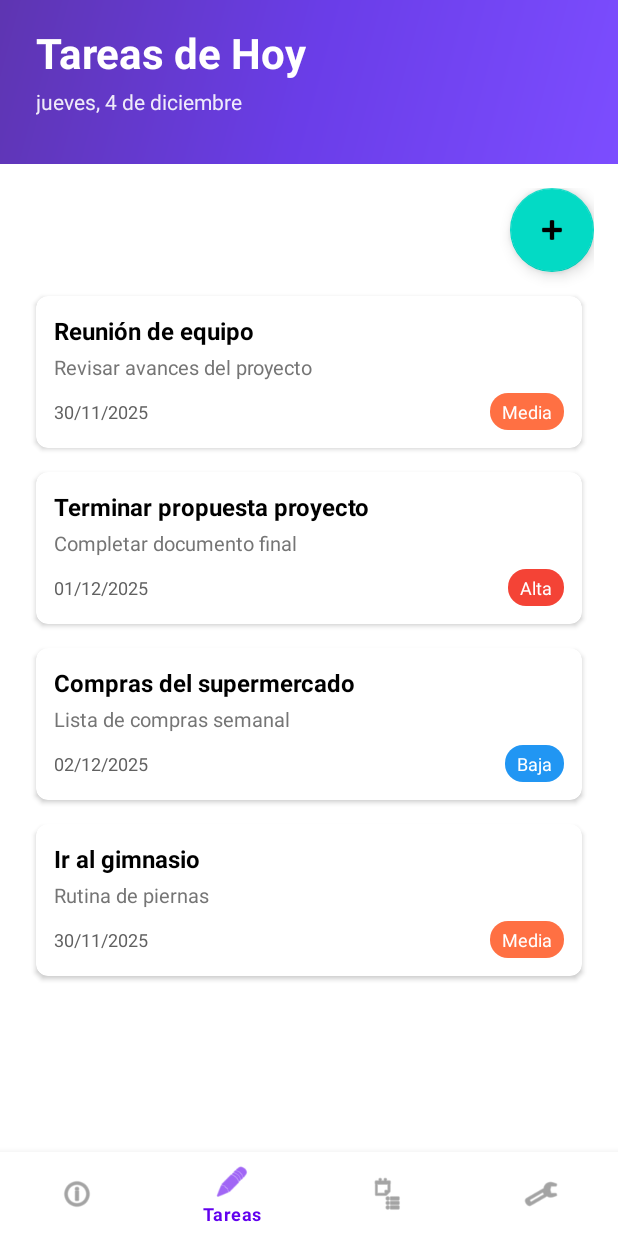
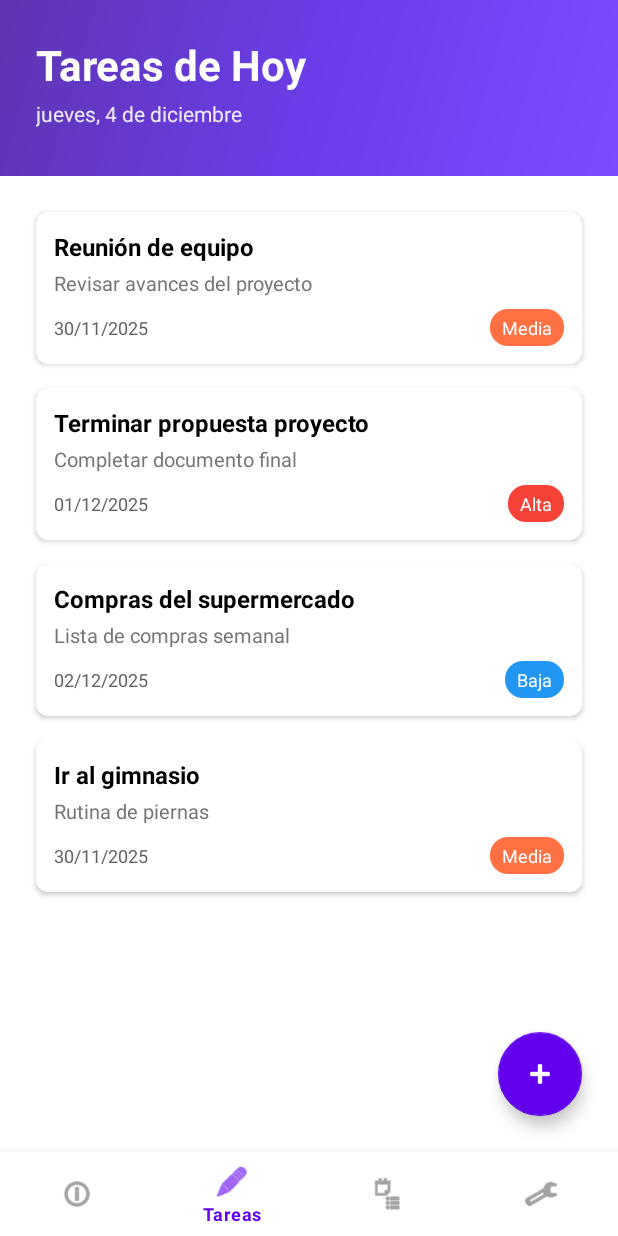
Before and after one commit to Pipe7993/HabiTapp, an Android app: the screen it shows after launch (MainActivity), item 2 of the bottom bar chosen, on a phone screen of 412 x 824 dp. Run offline under Robolectric (Android 15) with nearby library versions, the phone set to English and light mode, and no system bars.

```diff
--- a/app/src/main/java/com/example/habitapp/MainActivity.kt
+++ b/app/src/main/java/com/example/habitapp/MainActivity.kt
@@ -3,6 +3,7 @@ package com.example.habitapp.ui
 import android.os.Bundle
 import android.view.View
 import androidx.appcompat.app.AppCompatActivity
+import androidx.core.content.ContextCompat
 import androidx.core.view.ViewCompat
 import androidx.core.view.WindowCompat
 import androidx.core.view.WindowInsetsCompat
@@ -24,6 +25,9 @@ class MainActivity : AppCompatActivity() {
 
         setContentView(R.layout.activity_main)
 
+        // Make the status bar use the same purple as the header
+        window.statusBarColor = ContextCompat.getColor(this, R.color.purple_700)
+
         WindowCompat.getInsetsController(window, window.decorView).apply {
             isAppearanceLightStatusBars = false
         }
@@ -31,9 +35,11 @@ class MainActivity : AppCompatActivity() {
         val container = findViewById<View>(R.id.fragment_contenedor)
         val barraNavegacion = findViewById<BottomNavigationView>(R.id.barra_navegacion)
 
+        // Don't add top padding to container - fragments will handle their own header padding
         ViewCompat.setOnApplyWindowInsetsListener(container) { v, insets ->
-            val sysBars = insets.getInsets(WindowInsetsCompat.Type.systemBars())
-            v.setPadding(0, sysBars.top, 0, sysBars.bottom)
+            val navBars = insets.getInsets(WindowInsetsCompat.Type.navigationBars())
+            // Only add bottom padding for navigation bar
+            v.setPadding(0, 0, 0, navBars.bottom)
             insets
         }
 
--- a/app/src/main/java/com/example/habitapp/ui/HabitsFragment.kt
+++ b/app/src/main/java/com/example/habitapp/ui/HabitsFragment.kt
@@ -34,9 +34,11 @@ class HabitsFragment : Fragment() {
         // Ajustar padding superior del header para que cubra la status bar
         ViewCompat.setOnApplyWindowInsetsListener(header) { v, insets ->
             val statusBarHeight = insets.getInsets(WindowInsetsCompat.Type.systemBars()).top
+            // Convert 24dp to pixels
+            val extraTop = (24 * resources.displayMetrics.density).toInt()
             v.setPadding(
                 v.paddingLeft,
-                statusBarHeight + 24, // 24dp adicionales después de la status bar
+                statusBarHeight + extraTop,
                 v.paddingRight,
                 v.paddingBottom
             )
@@ -69,8 +71,6 @@ class HabitsFragment : Fragment() {
         })
     }
 }
-
-// ...existing code...
 
 private class HabitsAdapter(
     val onClick: (Habito) -> Unit
--- a/app/src/main/java/com/example/habitapp/ui/SettingsFragment.kt
+++ b/app/src/main/java/com/example/habitapp/ui/SettingsFragment.kt
@@ -24,9 +24,11 @@ class SettingsFragment : Fragment() {
 
         ViewCompat.setOnApplyWindowInsetsListener(header) { v, insets ->
             val statusBarHeight = insets.getInsets(WindowInsetsCompat.Type.systemBars()).top
+            // Convert 24dp to pixels
+            val extraTop = (24 * resources.displayMetrics.density).toInt()
             v.setPadding(
                 v.paddingLeft,
-                statusBarHeight + 24,
+                statusBarHeight + extraTop,
                 v.paddingRight,
                 v.paddingBottom
             )
--- a/app/src/main/java/com/example/habitapp/ui/StatsFragment.kt
+++ b/app/src/main/java/com/example/habitapp/ui/StatsFragment.kt
@@ -24,9 +24,11 @@ class StatsFragment : Fragment() {
 
         ViewCompat.setOnApplyWindowInsetsListener(header) { v, insets ->
             val statusBarHeight = insets.getInsets(WindowInsetsCompat.Type.systemBars()).top
+            // Convert 24dp to pixels
+            val extraTop = (24 * resources.displayMetrics.density).toInt()
             v.setPadding(
                 v.paddingLeft,
-                statusBarHeight + 24,
+                statusBarHeight + extraTop,
                 v.paddingRight,
                 v.paddingBottom
             )
--- a/app/src/main/java/com/example/habitapp/ui/TasksFragment.kt
+++ b/app/src/main/java/com/example/habitapp/ui/TasksFragment.kt
@@ -31,9 +31,11 @@ class TasksFragment : Fragment() {
 
         ViewCompat.setOnApplyWindowInsetsListener(header) { v, insets ->
             val statusBarHeight = insets.getInsets(WindowInsetsCompat.Type.systemBars()).top
+            // Convert 24dp to pixels
+            val extraTop = (24 * resources.displayMetrics.density).toInt()
             v.setPadding(
                 v.paddingLeft,
-                statusBarHeight + 24,
+                statusBarHeight + extraTop,
                 v.paddingRight,
                 v.paddingBottom
             )
--- a/app/src/main/res/layout/activity_main.xml
+++ b/app/src/main/res/layout/activity_main.xml
@@ -11,6 +11,7 @@
         android:layout_width="match_parent"
         android:layout_height="match_parent"
         android:fitsSystemWindows="false"
+        android:layout_marginBottom="56dp"
         app:layout_behavior="@string/appbar_scrolling_view_behavior" />
 
     <com.google.android.material.bottomnavigation.BottomNavigationView
@@ -19,6 +20,7 @@
         android:layout_height="wrap_content"
         android:layout_gravity="bottom"
         android:background="?attr/colorSurface"
+        app:elevation="8dp"
         app:menu="@menu/bottom_nav_menu" />
 
 </androidx.coordinatorlayout.widget.CoordinatorLayout>
--- a/app/src/main/res/layout/fragment_tasks.xml
+++ b/app/src/main/res/layout/fragment_tasks.xml
@@ -1,37 +1,40 @@
 <?xml version="1.0" encoding="utf-8"?>
-<LinearLayout xmlns:android="http://schemas.android.com/apk/res/android"
+<androidx.coordinatorlayout.widget.CoordinatorLayout xmlns:android="http://schemas.android.com/apk/res/android"
+    xmlns:app="http://schemas.android.com/apk/res-auto"
     android:layout_width="match_parent"
     android:layout_height="match_parent"
-    android:orientation="vertical"
     android:fitsSystemWindows="false"
     android:clipToPadding="false">
-
-    <include
-        android:id="@+id/header_tasks"
-        layout="@layout/header_purple" />
 
     <LinearLayout
         android:layout_width="match_parent"
         android:layout_height="match_parent"
-        android:orientation="vertical"
-        android:padding="16dp">
+        android:orientation="vertical">
 
-
-        <com.google.android.material.floatingactionbutton.FloatingActionButton
-            android:id="@+id/fab_add_task"
-            android:layout_width="wrap_content"
-            android:layout_height="wrap_content"
-            android:layout_gravity="end"
-            android:layout_marginBottom="8dp"
-            android:src="@android:drawable/ic_input_add"
-            android:contentDescription="Agregar tarea" />
+        <include
+            android:id="@+id/header_tasks"
+            layout="@layout/header_purple" />
 
         <androidx.recyclerview.widget.RecyclerView
             android:id="@+id/rv_tasks"
             android:layout_width="match_parent"
-            android:layout_height="0dp"
-            android:layout_weight="1" />
+            android:layout_height="match_parent"
+            android:padding="16dp"
+            android:clipToPadding="false" />
 
     </LinearLayout>
 
-</LinearLayout>
+    <com.google.android.material.floatingactionbutton.FloatingActionButton
+        android:id="@+id/fab_add_task"
+        android:layout_width="wrap_content"
+        android:layout_height="wrap_content"
+        android:layout_gravity="bottom|end"
+        android:layout_margin="24dp"
+        android:src="@android:drawable/ic_input_add"
+        android:contentDescription="@string/add_item"
+        app:tint="@android:color/white"
+        app:backgroundTint="?attr/colorPrimary"
+        app:elevation="6dp"
+        app:pressedTranslationZ="12dp" />
+
+</androidx.coordinatorlayout.widget.CoordinatorLayout>
--- a/app/src/main/res/values/themes.xml
+++ b/app/src/main/res/values/themes.xml
@@ -11,13 +11,18 @@
         <item name="colorOnSecondary">@color/black</item>
         <!-- Status bar color. -->
         <item name="android:statusBarColor">?attr/colorPrimaryVariant</item>
+        <!-- Ensure the window draws system bar backgrounds so statusBarColor is used -->
+        <item name="android:windowDrawsSystemBarBackgrounds">true</item>
+        <item name="android:windowTranslucentStatus">false</item>
         <!-- Customize your theme here. -->
     </style>
 
-    <style name="Theme.Habitapp.NoActionBar">
+    <!-- NoActionBar should reuse the main theme but disable the action bar -->
+    <style name="Theme.Habitapp.NoActionBar" parent="Theme.Habitapp">
         <item name="windowActionBar">false</item>
         <item name="windowNoTitle">true</item>
-        <item name="android:statusBarColor">@android:color/transparent</item>
+        <!-- Keep status bar color consistent with the main theme -->
+        <item name="android:statusBarColor">?attr/colorPrimaryVariant</item>
     </style>
 
     <style name="Theme.Habitapp.AppBarOverlay" parent="ThemeOverlay.AppCompat.Dark.ActionBar" />
```
Also changed, not shown: app/src/main/java/com/example/habitapp/ui/AddHabitActivity.kt (+8 -3 lines), app/src/main/java/com/example/habitapp/ui/AddTaskActivity.kt (+8 -3 lines), app/src/main/java/com/example/habitapp/ui/HabitDetailActivity.kt (+8 -3 lines), app/src/main/java/com/example/habitapp/ui/TaskDetailActivity.kt (+11 -3 lines), app/src/main/res/layout/fragment_habits.xml (+23 -19 lines), app/src/main/res/values/strings.xml (+20 -0 lines).
